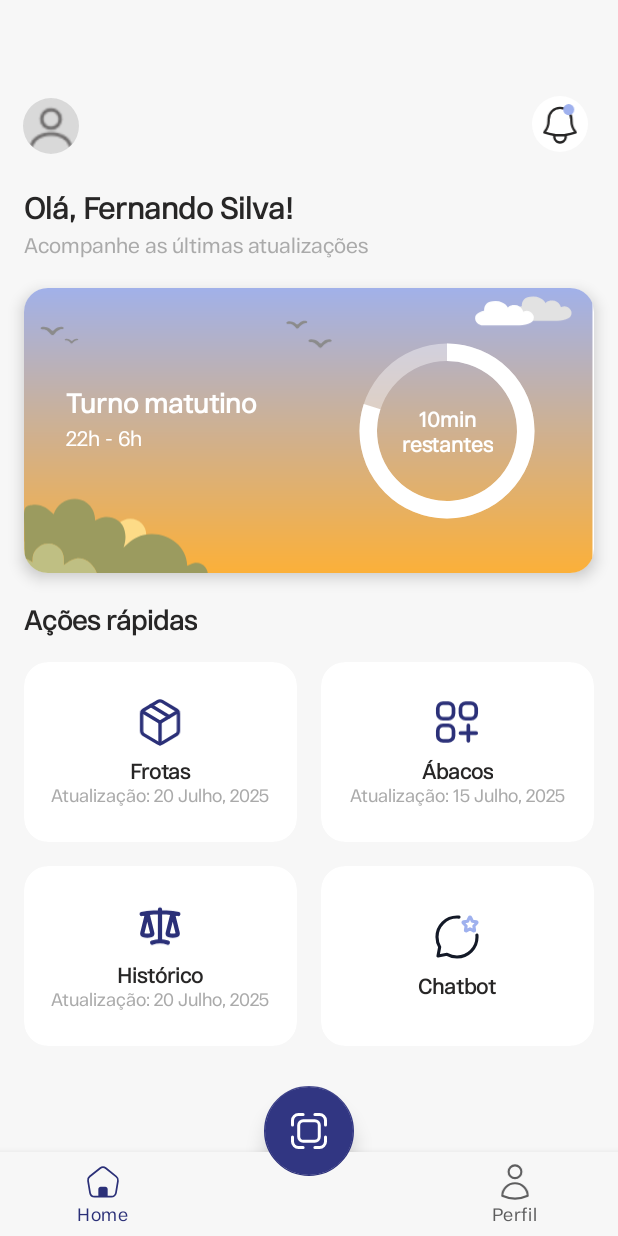
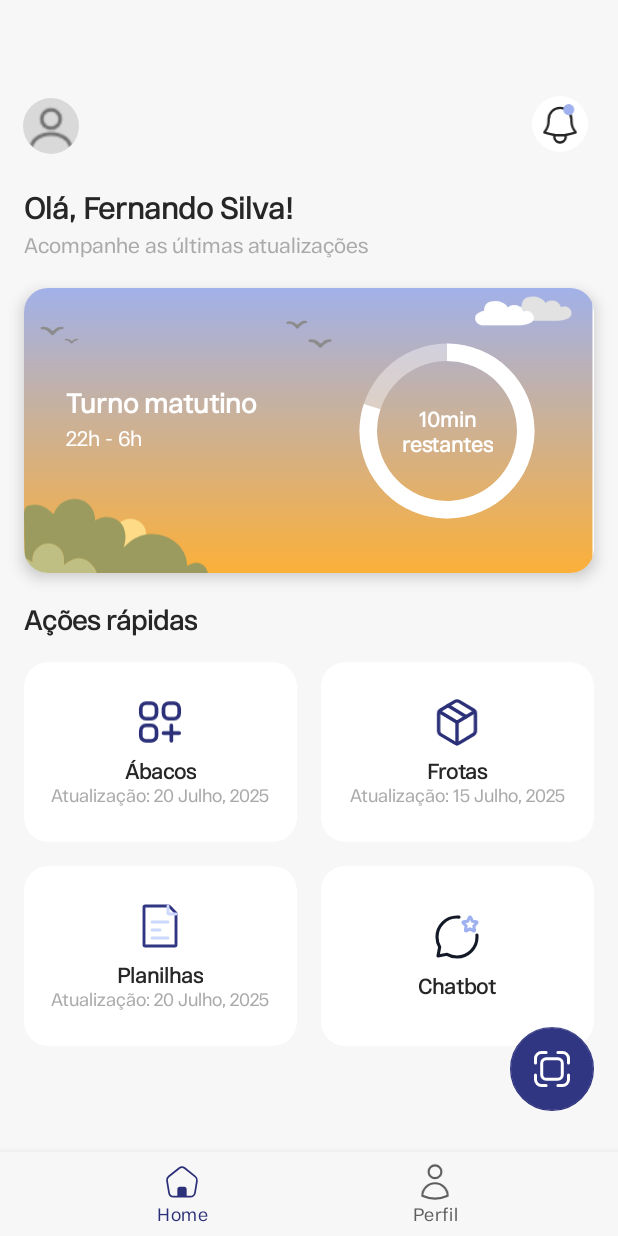
Before and after one commit to IARA-TECH/app-mobile, an Android app: the HomeFragment screen opened directly, with no data from a screen before it, on a phone screen of 412 x 824 dp. Run offline under Robolectric (Android 15) with nearby library versions, the phone set to English and light mode, and no system bars; our stand-ins replace navigation-ui.

Commit message:
feat(app-iara): ajusta layout da tela inicial e remove item placeholder do menu de navegação

```diff
--- /dev/null
+++ b/app/src/main/res/drawable/ic_page.xml
@@ -0,0 +1,13 @@
+<vector xmlns:android="http://schemas.android.com/apk/res/android" android:autoMirrored="true" android:height="25dp" android:viewportHeight="25" android:viewportWidth="25" android:width="25dp">
+
+    <path android:fillColor="#00000000" android:pathData="M4.167,22.317V2.684C4.167,2.353 4.436,2.084 4.767,2.084H16.939C17.098,2.084 17.251,2.147 17.364,2.26L20.658,5.554C20.77,5.667 20.834,5.819 20.834,5.978V22.317C20.834,22.649 20.565,22.917 20.234,22.917H4.767C4.436,22.917 4.167,22.649 4.167,22.317Z" android:strokeColor="#313682" android:strokeLineCap="round" android:strokeLineJoin="round" android:strokeWidth="1.5"/>
+
+    <path android:fillColor="#00000000" android:pathData="M8.333,10.416L16.666,10.416" android:strokeColor="#CCD8FF" android:strokeLineCap="round" android:strokeLineJoin="round" android:strokeWidth="1.5"/>
+
+    <path android:fillColor="#00000000" android:pathData="M8.333,18.75L16.666,18.75" android:strokeColor="#CCD8FF" android:strokeLineCap="round" android:strokeLineJoin="round" android:strokeWidth="1.5"/>
+
+    <path android:fillColor="#00000000" android:pathData="M8.333,14.584L12.5,14.584" android:strokeColor="#CCD8FF" android:strokeLineCap="round" android:strokeLineJoin="round" android:strokeWidth="1.5"/>
+
+    <path android:fillColor="#00000000" android:pathData="M16.667,2.084V5.651C16.667,5.982 16.936,6.251 17.267,6.251H20.834" android:strokeColor="#CCD8FF" android:strokeLineCap="round" android:strokeLineJoin="round" android:strokeWidth="1.5"/>
+
+</vector>
--- a/app/src/main/res/layout/activity_main.xml
+++ b/app/src/main/res/layout/activity_main.xml
@@ -34,19 +34,5 @@
         app:layout_constraintTop_toTopOf="parent"
         app:navGraph="@navigation/mobile_navigation" />
 
-    <com.google.android.material.floatingactionbutton.FloatingActionButton
-        android:id="@+id/fab_center"
-        android:layout_width="wrap_content"
-        android:layout_height="wrap_content"
-        android:layout_marginBottom="40dp"
-        android:src="@drawable/ic_scan"
-        app:backgroundTint="@color/azul_primario"
-        app:elevation="8dp"
-        app:fabCustomSize="60dp"
-        app:layout_constraintBottom_toBottomOf="parent"
-        app:layout_constraintLeft_toLeftOf="parent"
-        app:layout_constraintRight_toRightOf="parent"
-        app:tint="@android:color/white" />
-
 
 </androidx.constraintlayout.widget.ConstraintLayout>
--- a/app/src/main/res/layout/fragment_home.xml
+++ b/app/src/main/res/layout/fragment_home.xml
@@ -15,7 +15,6 @@
         app:layout_constraintStart_toStartOf="parent"
         app:layout_constraintTop_toTopOf="parent" />
 
-    <!-- Saudação -->
     <TextView
         android:id="@+id/txtSaudacao"
         android:layout_width="wrap_content"
@@ -184,13 +183,13 @@
                 <ImageView
                     android:layout_width="32dp"
                     android:layout_height="32dp"
-                    android:src="@drawable/ic_box" />
+                    android:src="@drawable/ic_abaco" />
 
                 <TextView
                     android:layout_width="wrap_content"
                     android:layout_height="wrap_content"
                     android:layout_marginTop="8dp"
-                    android:text="Frotas"
+                    android:text="Ábacos"
                     android:textSize="14sp"
                     android:textStyle="bold" />
 
@@ -226,13 +225,13 @@
                 <ImageView
                     android:layout_width="32dp"
                     android:layout_height="32dp"
-                    android:src="@drawable/ic_abaco" />
+                    android:src="@drawable/ic_box" />
 
                 <TextView
                     android:layout_width="wrap_content"
                     android:layout_height="wrap_content"
                     android:layout_marginTop="8dp"
-                    android:text="Ábacos"
+                    android:text="Frotas"
                     android:textSize="14sp"
                     android:textStyle="bold" />
 
@@ -269,13 +268,13 @@
                 <ImageView
                     android:layout_width="32dp"
                     android:layout_height="32dp"
-                    android:src="@drawable/ic_balanca" />
+                    android:src="@drawable/ic_page" />
 
                 <TextView
                     android:layout_width="wrap_content"
                     android:layout_height="wrap_content"
                     android:layout_marginTop="8dp"
-                    android:text="Histórico"
+                    android:text="Planilhas"
                     android:textSize="14sp"
                     android:textStyle="bold" />
 
@@ -327,19 +326,18 @@
 
     </androidx.constraintlayout.widget.ConstraintLayout>
 
-<!--    <com.google.android.material.floatingactionbutton.FloatingActionButton-->
-<!--        android:id="@+id/btnScan"-->
-<!--        android:layout_width="wrap_content"-->
-<!--        android:layout_height="wrap_content"-->
-<!--        android:layout_marginEnd="16dp"-->
-<!--        android:layout_marginBottom="117dp"-->
-<!--        app:backgroundTint="@color/azul_primario"-->
-<!--        app:layout_constraintBottom_toBottomOf="parent"-->
-<!--        app:layout_constraintEnd_toEndOf="parent"-->
-<!--        app:srcCompat="@drawable/ic_scan"-->
-<!--        app:tint="@android:color/white" />-->
-
-
-
+    <com.google.android.material.floatingactionbutton.FloatingActionButton
+        android:id="@+id/btnScan"
+        android:layout_width="wrap_content"
+        android:layout_height="wrap_content"
+        android:layout_marginEnd="16dp"
+        android:layout_marginBottom="27dp"
+        android:stateListAnimator="@null"
+        app:backgroundTint="@color/azul_primario"
+        app:elevation="0dp"
+        app:layout_constraintBottom_toBottomOf="parent"
+        app:layout_constraintEnd_toEndOf="parent"
+        app:srcCompat="@drawable/ic_scan"
+        app:tint="@android:color/white" />
 
 </androidx.constraintlayout.widget.ConstraintLayout>
--- a/app/src/main/res/menu/bottom_nav_menu.xml
+++ b/app/src/main/res/menu/bottom_nav_menu.xml
@@ -13,11 +13,6 @@
         android:title="@string/title_dashboard" />
 
     <item
-        android:id="@+id/navigation_placeholder"
-        android:title=""
-        android:icon="@android:color/transparent" />
-
-    <item
         android:id="@+id/navigation_gestao"
         android:icon="@drawable/gestao"
         android:title="Gestão" />
```
